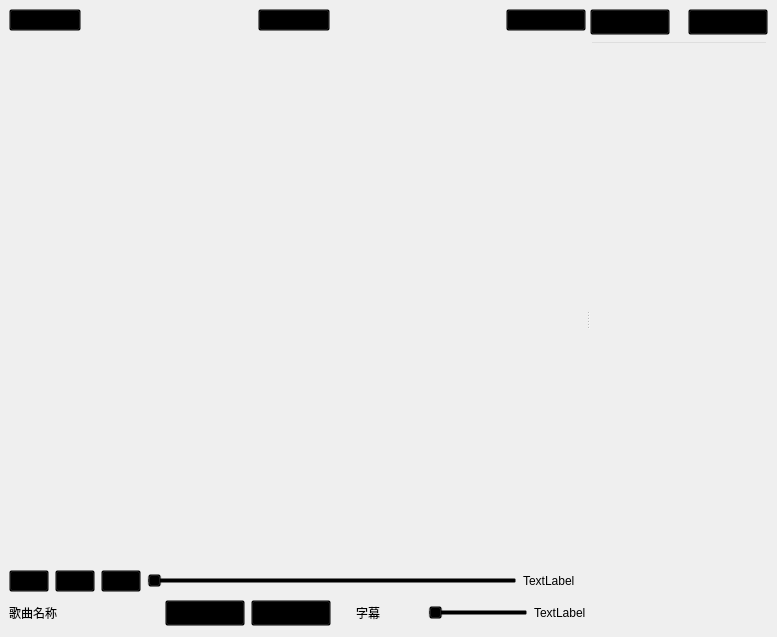
Qt form mainwindow.ui (Westle2/UOS-Qt4.8.1-Cpp-MediaPlayer) before a commit.
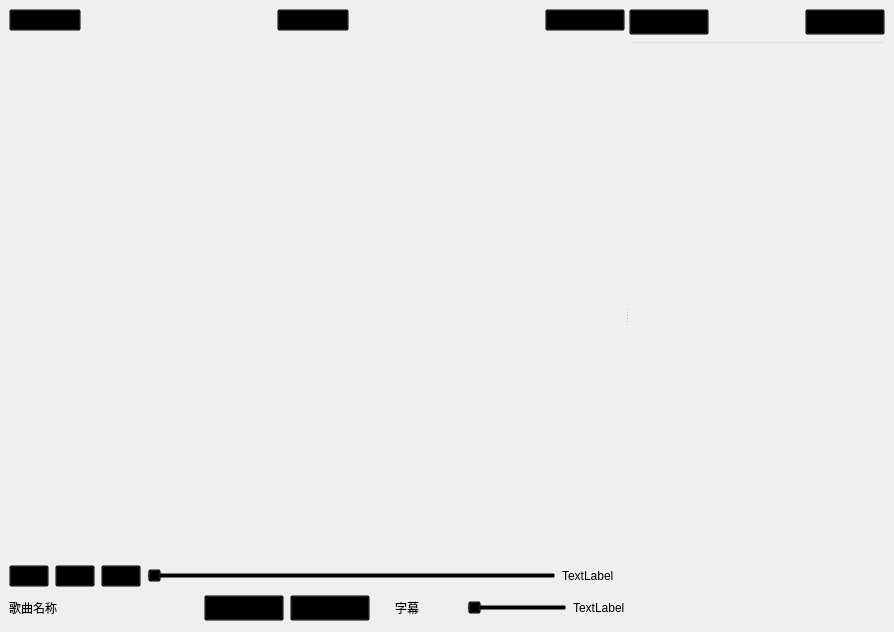
The same form after that commit. Icons and pictures are not drawn.

Diff of the .ui file:
```diff
--- a/mainwindow.ui
+++ b/mainwindow.ui
@@ -6,8 +6,8 @@
    <rect>
     <x>0</x>
     <y>0</y>
-    <width>777</width>
-    <height>637</height>
+    <width>894</width>
+    <height>632</height>
    </rect>
   </property>
   <property name="windowTitle">
@@ -346,6 +346,19 @@
             </property>
            </widget>
           </item>
+          <item>
+           <spacer name="horizontalSpacer_4">
+            <property name="orientation">
+             <enum>Qt::Horizontal</enum>
+            </property>
+            <property name="sizeHint" stdset="0">
+             <size>
+              <width>40</width>
+              <height>20</height>
+             </size>
+            </property>
+           </spacer>
+          </item>
           <item>
            <widget class="QPushButton" name="btn_speed">
             <property name="styleSheet">
```
